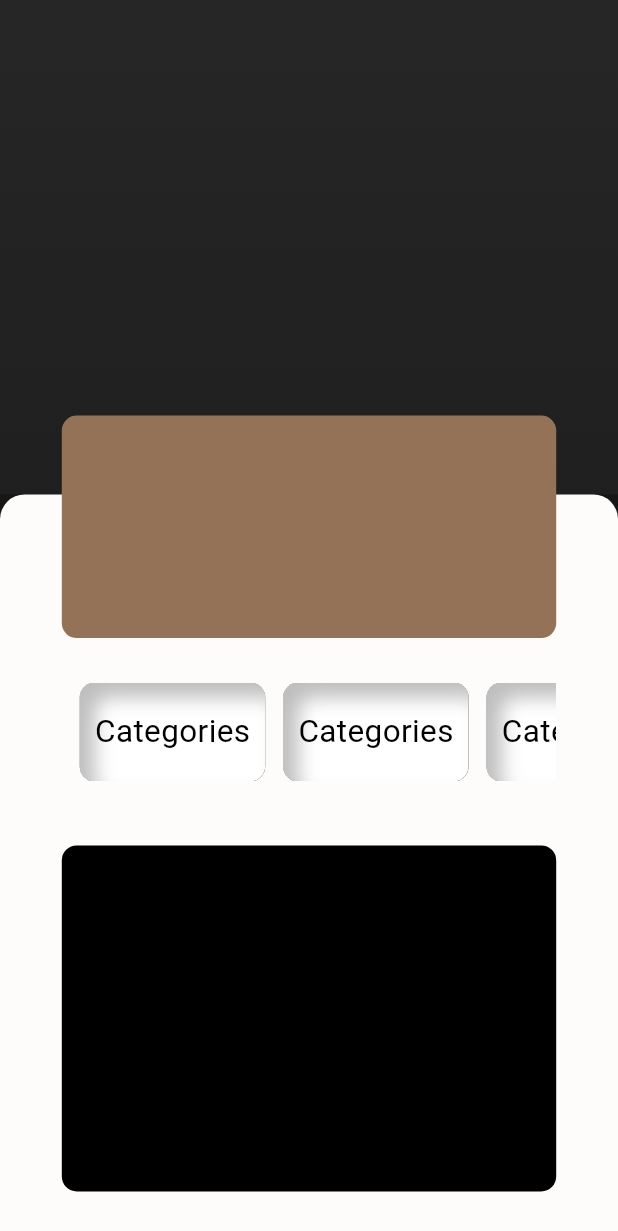
After one commit to WIBU1234/atmabakerymobile, a Flutter app: the CustomerHomePage screen opened directly, on a phone screen of 412 x 824 dp. The commit adds this screen. Shown: the top 1231 px of the screen. Run offline on Flutter 3.47's test engine with Material 3 defaults, Android fonts, the phone set to English and light mode, and no system bars; drawn by our look-alikes of auto_size_text; our stand-ins replace flutter_inset_box_shadow, font_awesome_flutter, google_fonts, persistent_bottom_nav_bar, shared_preferences, smooth_page_indicator and 1 more; accounts and stored records are empty.

Commit message:
Homepage&UpdateProtokol

```diff
--- a/lib/apiFunction/customerFunction.dart
+++ b/lib/apiFunction/customerFunction.dart
@@ -8,11 +8,12 @@ import 'package:atmabakerymobile/apiFunction/globalUrl.dart';
 
 class CustomerHelper {
   static http.Client client = http.Client();
+  static const String protokol = GlobalURL.protokol;
   static const String url = GlobalURL.url;
   static const endpoint = GlobalURL.endpoint;
 
   static Future<Customer> showProfile() async {
-    String apiURL = 'http://$url$endpoint/customer';
+    String apiURL = '$protokol$url$endpoint/customer';
     String token = await LoginHelper().getToken();
     try {
       var apiResult = await client.get(
--- a/lib/apiFunction/globalUrl.dart
+++ b/lib/apiFunction/globalUrl.dart
@@ -1,6 +1,9 @@
 // ignore_for_file: file_names
 
 class GlobalURL{
-  static const String url = "10.0.2.2:8000";
+  // static const String url = "10.0.2.2:8000";
+  // static const String protokol = "http";
+  static const String protokol = "https://";
+  static const String url = "backend-p3l.vercel.app";
   static const String endpoint = "/api";
 }
--- a/lib/apiFunction/historyFunction.dart
+++ b/lib/apiFunction/historyFunction.dart
@@ -8,11 +8,12 @@ import 'package:atmabakerymobile/apiFunction/globalUrl.dart';
 
 class HistoryHelper {
   static http.Client client = http.Client();
+  static const String protokol = GlobalURL.protokol;
   static const String url = GlobalURL.url;
   static const endpoint = GlobalURL.endpoint;
 
   static Future<List<History>> show() async {
-    String apiURL = 'http://$url$endpoint/customer/history';
+    String apiURL = '$protokol$url$endpoint/customer/history';
     String token = await LoginHelper().getToken();
     try {
       var apiResult = await client.get(
--- a/lib/apiFunction/loginFunction.dart
+++ b/lib/apiFunction/loginFunction.dart
@@ -4,13 +4,14 @@ import 'dart:convert';
 import 'package:http/http.dart' as http;
 import 'package:shared_preferences/shared_preferences.dart';
 import 'package:atmabakerymobile/entity/loginModel.dart';
-import 'package:atmabakerymobile/apiFunction/GlobalURL.dart';
+import 'package:atmabakerymobile/apiFunction/globalUrl.dart';
 
 class LoginHelper{
 
   static http.Client client = http.Client();
+  static const String protokol = GlobalURL.protokol;
   static const String url = GlobalURL.url;
-  static const endpoint = GlobalURL.endpoint;
+  static const String endpoint = GlobalURL.endpoint;
 
   Future<bool> setToken(String value) async {
     final SharedPreferences prefs = await SharedPreferences.getInstance();
@@ -24,7 +25,7 @@ class LoginHelper{
 
 
   static Future<LoginModel> login({required String email, required String password}) async {
-    String apiURL = 'http://$url$endpoint/login';
+    String apiURL = '$protokol$url$endpoint/login';
     String? token;
     try{
       var apiResult = await client.post(
--- a/lib/apiFunction/pegawaiFunction.dart
+++ b/lib/apiFunction/pegawaiFunction.dart
@@ -8,11 +8,12 @@ import 'package:atmabakerymobile/apiFunction/loginFunction.dart';
 
 class PegawaiHelper {
   static http.Client client = http.Client();
+  static const String protokol = GlobalURL.protokol;
   static const String url = GlobalURL.url;
   static const endpoint = GlobalURL.endpoint;
 
   static Future<List<Pegawai>> show() async {
-    String apiURL = 'http://$url$endpoint/pegawai';
+    String apiURL = '$protokol$url$endpoint/pegawai';
     String token = await LoginHelper().getToken();
     try {
       var apiResult = await client.get(
--- a/lib/apiFunction/presensiFunction.dart
+++ b/lib/apiFunction/presensiFunction.dart
@@ -8,11 +8,12 @@ import 'package:atmabakerymobile/apiFunction/globalUrl.dart';
 
 class PresensiHelper {
   static http.Client client = http.Client();
+  static const String protokol = GlobalURL.protokol;
   static const String url = GlobalURL.url;
   static const endpoint = GlobalURL.endpoint;
 
   static Future<Presensi> presensi({required int? ID_Pegawai, required String? Keterangan}) async {
-    String apiURL = 'http://$url$endpoint/presensi';
+    String apiURL = '$protokol$url$endpoint/presensi';
     String token = await LoginHelper().getToken();
     try {
       var apiResult = await client.post(
@@ -44,7 +45,7 @@ class PresensiHelper {
   }
 
   static Future<List<Presensi>> show() async {
-    String apiURL = 'http://$url$endpoint/presensi';
+    String apiURL = '$protokol$url$endpoint/presensi';
     String token = await LoginHelper().getToken();
     try {
       var apiResult = await client.get(
--- a/lib/view/CustomerView/Homepage.dart
+++ b/lib/view/CustomerView/BottomNavbarController.dart
@@ -1,14 +1,17 @@
 // ignore_for_file: file_names
 
+// Import Material
 import "package:flutter/cupertino.dart";
 import 'package:font_awesome_flutter/font_awesome_flutter.dart';
 import "package:flutter/material.dart";
 import "package:persistent_bottom_nav_bar/persistent_tab_view.dart";
 
+// Import View
 import "package:atmabakerymobile/view/generalView/onBoarding.dart";
+import "package:atmabakerymobile/view/CustomerView/CustomerHomepage/CustomerHome.dart";
 
-class HomePageParent extends StatelessWidget {
-  const HomePageParent({super.key});
+class NavBarController extends StatelessWidget {
+  const NavBarController({super.key});
 
   @override
   Widget build(BuildContext context) {
@@ -17,8 +20,8 @@ class HomePageParent extends StatelessWidget {
 
     List<Widget> buildScreens() {
         return [
-          const OnBoarding(),
-          const OnBoarding(),
+          const CustomerHomePage(),
+          const CustomerHomePage(),
           const OnBoarding(),
           const OnBoarding(),
         ];
@@ -84,7 +87,7 @@ class HomePageParent extends StatelessWidget {
           curve: Curves.ease,
           duration: Duration(milliseconds: 200),
         ),
-        navBarStyle: NavBarStyle.style9,
+        navBarStyle: NavBarStyle.style3,
     );
   }
 }
--- /dev/null
+++ b/lib/view/CustomerView/CustomerHomepage/CustomerHome.dart
@@ -0,0 +1,200 @@
+// View Import
+
+// Material Import
+// import 'package:flutter/cupertino.dart';
+import 'package:flutter/material.dart' hide BoxDecoration, BoxShadow;
+import 'package:auto_size_text/auto_size_text.dart';
+import 'package:flutter_inset_box_shadow/flutter_inset_box_shadow.dart';
+
+
+class CustomerHomePage extends StatefulWidget {
+  const CustomerHomePage({super.key});
+
+  @override
+  State<CustomerHomePage> createState() => _CustomerHomePageState();
+}
+
+class _CustomerHomePageState extends State<CustomerHomePage> {
+
+  @override
+  Widget build(BuildContext context) {
+    double screenWidth = MediaQuery.of(context).size.width;
+    double screenHeight = MediaQuery.of(context).size.height;
+
+    return Scaffold(
+      body: Container(
+        width: screenWidth,
+        height: screenHeight,
+        color: const Color(0xFF161616),
+
+        child: Center(
+          child: Stack(
+            children: <Widget>[
+              Column(
+                children: <Widget>[
+
+                  Container(
+                    width: screenWidth,
+                    height: screenHeight * 0.4,
+                    decoration: const BoxDecoration(
+                      gradient: LinearGradient(
+                        begin: Alignment.topCenter,
+                        end: Alignment.bottomCenter,
+                        colors: [
+                          Color(0x12FFFFFF),
+                          Color(0x12999999),
+                        ],
+                      ),
+                    ),
+                  ),
+
+                  Expanded(
+                    child: Container(
+                      width: screenWidth,
+                      decoration: BoxDecoration(
+                        borderRadius: BorderRadius.only(
+                          topLeft: Radius.circular(screenWidth * 0.04),
+                          topRight: Radius.circular(screenWidth * 0.04),
+                        ),
+                        color: const Color(0xFFFEFCFB),
+                      ),
+                    ),
+                  ),
+                ],
+              ),
+
+              Align(
+                alignment: const Alignment(0, -0.18),
+                child: Container(
+                  width: screenWidth * 0.8,
+                  height: screenHeight * 0.18,
+
+                  decoration: BoxDecoration(
+                    borderRadius: BorderRadius.circular(10.0),
+                    color: const Color(0xFF947257),
+                  ),
+                ),
+              ),
+
+              Align(
+                alignment: const Alignment(0, 0.2),
+                child: Container(
+                  width: screenWidth * 0.8,
+                  height: screenHeight * 0.1,
+                  decoration: BoxDecoration(
+                    borderRadius: BorderRadius.circular(10.0),
+                    // color: const Color(0xFFFFFFFF),
+                  ),
+
+                  child: Align(
+                    alignment: const Alignment(0, 0.22),
+                    child: Container(
+                      width: screenWidth * 0.8,
+                      height: screenHeight * 0.08,
+                      decoration: BoxDecoration(
+                        borderRadius: BorderRadius.circular(10.0),
+                        // color: const Color(0xFFFFFFFF),
+                      ),
+
+                      child: ListView.builder(
+                        scrollDirection: Axis.horizontal,
+                        itemCount: 3,
+                        itemBuilder: (context, index) {
+
+                          return Padding(
+                            padding: const EdgeInsets.only(left: 12),
+                            child: Container(
+                              width: screenWidth * 0.3,
+                              height: screenHeight * 0.08,
+                              decoration: BoxDecoration(
+                                borderRadius: BorderRadius.circular(10),
+                                color: Colors.black,
+                                boxShadow: const [
+                                  BoxShadow(
+                                    offset: Offset(-100, -100),
+                                    blurRadius: 10,
+                                    color: Colors.white,
+                                    inset: true,
+                                  ),
+                                  BoxShadow(
+                                    offset: Offset(10, 10),
+                                    blurRadius: 10,
+                                    color: Color(0xFFBEBEBE),
+                                    inset: true,
+                                  ),
+                                ],
+                              ),
+                              child: const Padding(
+                                padding: EdgeInsets.all(10.0),
+                                child: FittedBox(
+                                  fit: BoxFit.contain,
+                                  child: AutoSizeText(
+                                    "Categories",
+                                    style: TextStyle(
+                                      fontSize: 20.0,
+                                      color: Color(0xFF000000),
+                                    ),
+                                    maxLines: 1,
+                                  ),
+                                ),
+                              ),
+                            ),
+
+                          );
+                        },
+                      ),
+                    ),
+                  ),
+                ),
+              ),
+
+              Align(
+                alignment: const Alignment(0, 0.9),
+                child: Container(
+                  width: screenWidth * 0.8,
+                  height: screenHeight * 0.28,
+
+                  decoration: BoxDecoration(
+                    borderRadius: BorderRadius.circular(10.0),
+                    color: const Color(0xFF000000),
+                  ),
+                ),
+              ),
+            ],
+          ),
+        ),
+      ),
+    );
+  }
+}
+
+// Positioned(
+//   top: screenHeight * 0.335,
+//   left: screenWidth * 0.05,
+//   child: Container(
+//     width: 100.0,
+//     height: 100.0,
+//     color: const Color(0xFF947257),
+//   ),
+// ),
+
+// child: Padding(
+//   padding: const EdgeInsets.only(left: 4),
+//   child: Container(
+//     width: screenWidth * 0.3,
+//     height: screenHeight * 0.08,
+//     decoration: BoxDecoration(
+//       borderRadius: BorderRadius.circular(10.0),
+//       color: const Color(0xFF000000),
+//     ),
+//     child: const Center(
+//       child: Text(
+//         "Categories",
+//         style: TextStyle(
+//           fontSize: 20.0,
+//           color: Color(0xFFFFFFFF),
+//         ),
+//       ),
+//     ),
+//   ),
+// ),
--- a/lib/view/generalView/login.dart
+++ b/lib/view/generalView/login.dart
@@ -3,7 +3,7 @@ import 'package:atmabakerymobile/apiFunction/loginFunction.dart';
 // import 'package:atmabakerymobile/view/CustomerView/dashboardCustomer.dart';
 import 'package:atmabakerymobile/view/MOView/dashboardMO.dart';
 import 'package:atmabakerymobile/view/generalView/forgotPassword.dart';
-import 'package:atmabakerymobile/view/CustomerView/Homepage.dart';
+import 'package:atmabakerymobile/view/CustomerView/BottomNavbarController.dart';
 
 // Material Import
 import 'package:flutter/material.dart';
@@ -57,7 +57,7 @@ class _LoginPageState extends State<LoginPage> {
             Navigator.push(context, MaterialPageRoute(builder: (context) => const DashboardMOPage()));
           } else {
             // Navigator.push(context, MaterialPageRoute(builder: (context) => const DashboardCustomerPage()));
-            Navigator.push(context, MaterialPageRoute(builder: (context) => const HomePageParent()));
+            Navigator.push(context, MaterialPageRoute(builder: (context) => const NavBarController()));
           }
         }
       });
--- a/pubspec.yaml
+++ b/pubspec.yaml
@@ -25,6 +25,10 @@ dependencies:
   font_awesome_flutter: ^10.7.0
   top_snackbar_flutter: ^3.1.0
 
+  dart_code_metrics: ^4.5.1
+  auto_size_text: ^3.0.0
+  flutter_inset_box_shadow: ^1.0.8
+
 dev_dependencies:
   flutter_test:
     sdk: flutter
```
Also changed, not shown: lib/view/CustomerView/CustomerHomepage/CustomerBrowse.dart (added), lib/view/CustomerView/CustomerHomepage/CustomerCart.dart (added), lib/view/CustomerView/CustomerHomepage/CustomerSettings.dart (added), pubspec.lock.
